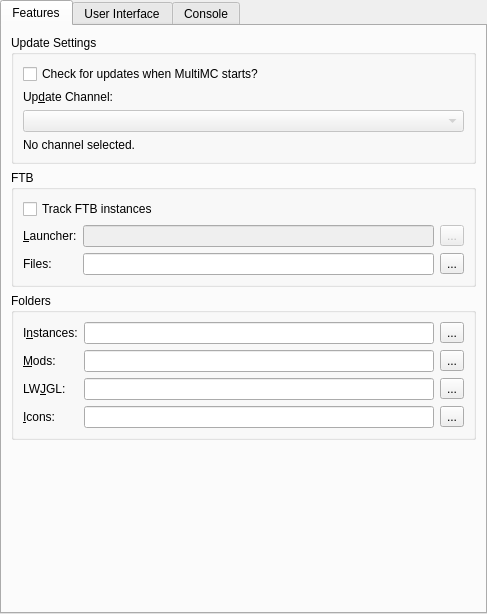
This is application/pages/global/MultiMCPage.ui in FreesmTeam/FreesmLauncher as Qt 5 draws it before an edit. The edited form follows.
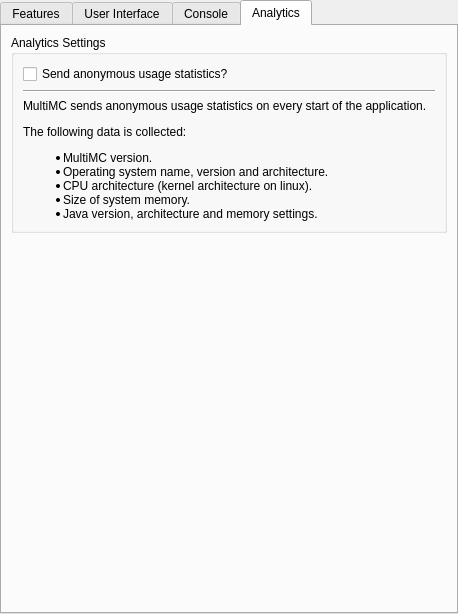
This is the edited form. The open tabs and pages were chosen to show the change.

Commit message: NOISSUE add analytics settings (enable/disable)

What changed in the file:
```diff
--- a/application/pages/global/MultiMCPage.ui
+++ b/application/pages/global/MultiMCPage.ui
@@ -6,7 +6,7 @@
    <rect>
     <x>0</x>
     <y>0</y>
-    <width>487</width>
+    <width>458</width>
     <height>614</height>
    </rect>
   </property>
@@ -566,6 +566,69 @@
        </item>
       </layout>
      </widget>
+     <widget class="QWidget" name="analyticsTab">
+      <attribute name="title">
+       <string>Analytics</string>
+      </attribute>
+      <layout class="QVBoxLayout" name="verticalLayout_8">
+       <item>
+        <widget class="QGroupBox" name="consoleSettingsBox_2">
+         <property name="title">
+          <string>Analytics Settings</string>
+         </property>
+         <layout class="QVBoxLayout" name="verticalLayout_4">
+          <item>
+           <widget class="QCheckBox" name="analyticsCheck">
+            <property name="text">
+             <string>Send anonymous usage statistics?</string>
+            </property>
+           </widget>
+          </item>
+          <item>
+           <widget class="Line" name="line">
+            <property name="orientation">
+             <enum>Qt::Horizontal</enum>
+            </property>
+           </widget>
+          </item>
+          <item>
+           <widget class="QLabel" name="label_5">
+            <property name="text">
+             <string>&lt;html&gt;&lt;head/&gt;
+&lt;body&gt;
+&lt;p&gt;MultiMC sends anonymous usage statistics on every start of the application.&lt;/p&gt;&lt;p&gt;The following data is collected:&lt;/p&gt;
+&lt;ul&gt;
+&lt;li&gt;MultiMC version.&lt;/li&gt;
+&lt;li&gt;Operating system name, version and architecture.&lt;/li&gt;
+&lt;li&gt;CPU architecture (kernel architecture on linux).&lt;/li&gt;
+&lt;li&gt;Size of system memory.&lt;/li&gt;
+&lt;li&gt;Java version, architecture and memory settings.&lt;/li&gt;
+&lt;/ul&gt;
+&lt;/body&gt;&lt;/html&gt;</string>
+            </property>
+            <property name="wordWrap">
+             <bool>true</bool>
+            </property>
+           </widget>
+          </item>
+         </layout>
+        </widget>
+       </item>
+       <item>
+        <spacer name="verticalSpacer">
+         <property name="orientation">
+          <enum>Qt::Vertical</enum>
+         </property>
+         <property name="sizeHint" stdset="0">
+          <size>
+           <width>20</width>
+           <height>40</height>
+          </size>
+         </property>
+        </spacer>
+       </item>
+      </layout>
+     </widget>
     </widget>
    </item>
   </layout>
```
Left out of the diff: 5 changed lines with no effect on the pictures. The commit also changes 7 other files.
